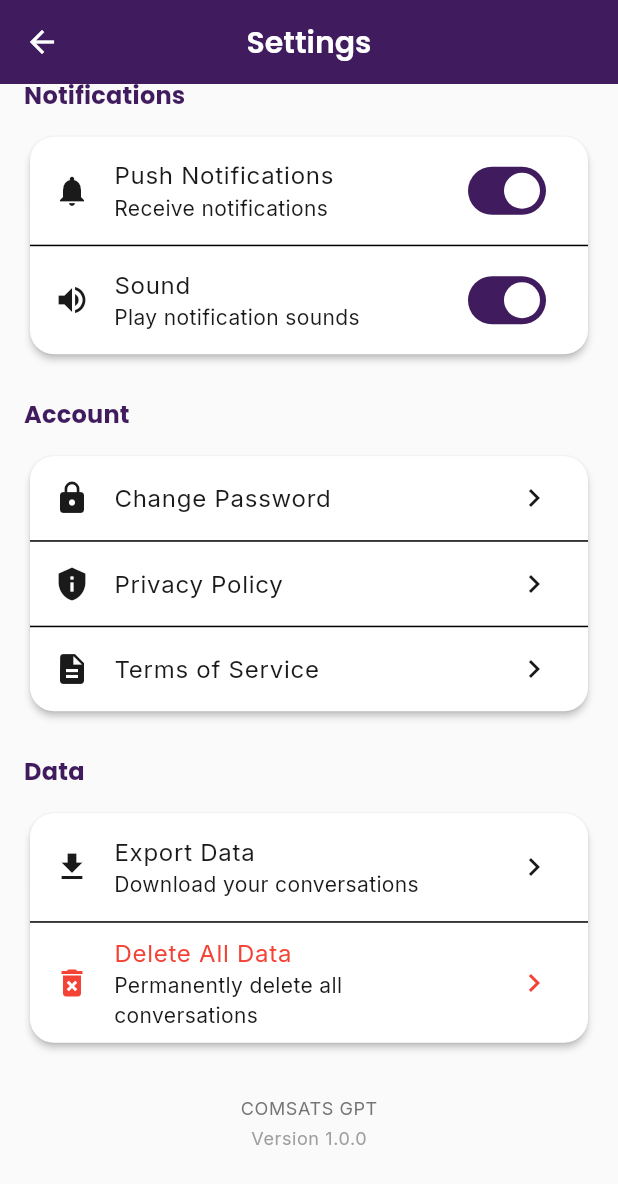
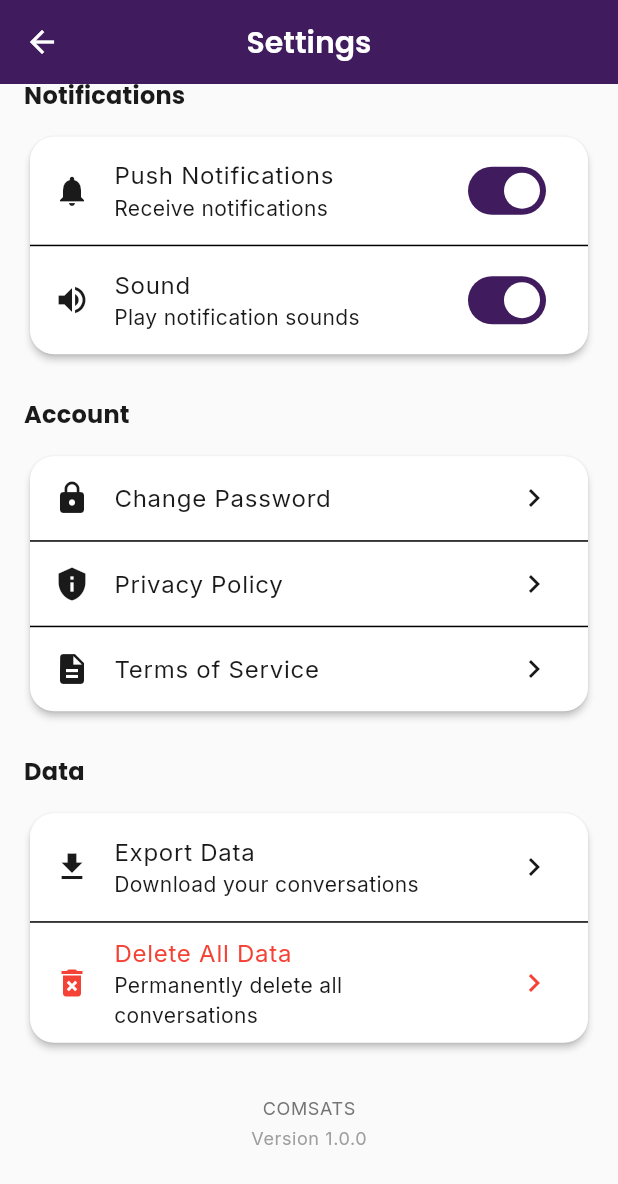
Before and after one commit to Ayan11610/Comsats-AI-Agent, a Flutter app: the SettingsScreen screen opened by its route, scrolled down 576 dp, on a phone screen of 412 x 824 dp. Shown: the top 1184 px of the screen. Run offline on Flutter 3.47's test engine with Material 3 defaults, Android fonts, the phone set to English and light mode, and no system bars; drawn by our look-alikes of flutter_animate; our stand-ins replace flutter_markdown, flutter_riverpod, go_router, google_fonts.

Commit message:
fix/dark_mode_text_fixes

```diff
--- a/lib/features/auth/presentation/screens/splash_screen.dart
+++ b/lib/features/auth/presentation/screens/splash_screen.dart
@@ -50,7 +50,7 @@ class _SplashScreenState extends State<SplashScreen> {
 
             // App Title
             Text(
-              'COMSATS GPT',
+              'COMSATS',
               style: Theme.of(context).textTheme.displaySmall?.copyWith(
                     color: Colors.white,
                     fontWeight: FontWeight.bold,
@@ -70,7 +70,8 @@ class _SplashScreenState extends State<SplashScreen> {
 
             // Subtitle
             Text(
-              'Your AI Academic Assistant',
+              'The Official COMSATS AI agent to help students out',
+              textAlign: TextAlign.center,
               style: Theme.of(context).textTheme.bodyLarge?.copyWith(
                     color: Colors.white.withOpacity(0.9),
                     letterSpacing: 0.5,
--- a/lib/features/chat/presentation/screens/chat_screen.dart
+++ b/lib/features/chat/presentation/screens/chat_screen.dart
@@ -80,7 +80,7 @@ class _ChatScreenState extends ConsumerState<ChatScreen> {
     final lowerMessage = userMessage.toLowerCase();
 
     if (lowerMessage.contains('hello') || lowerMessage.contains('hi')) {
-      return '''Hello! I'm COMSATS GPT, your AI academic assistant. How can I help you with your studies today?
+      return '''Hello! I'm COMSATS, your AI academic assistant. How can I help you with your studies today?
 
 I can assist you with:
 - Course concepts and explanations
--- a/lib/features/chat/presentation/screens/home_screen.dart
+++ b/lib/features/chat/presentation/screens/home_screen.dart
@@ -36,7 +36,7 @@ class _HomeScreenState extends ConsumerState<HomeScreen> {
 
     return Scaffold(
       appBar: AppBar(
-        title: const Text('COMSATS GPT'),
+        title: const Text('COMSATS'),
         actions: [
           IconButton(
             icon: const Icon(Icons.search),
--- a/lib/features/chat/presentation/screens/settings_screen.dart
+++ b/lib/features/chat/presentation/screens/settings_screen.dart
@@ -77,7 +77,6 @@ class _SettingsScreenState extends ConsumerState<SettingsScreen> {
           Text(
             'Appearance',
             style: Theme.of(context).textTheme.titleMedium?.copyWith(
-                  color: Theme.of(context).colorScheme.primary,
                   fontWeight: FontWeight.bold,
                 ),
           )
@@ -132,7 +131,6 @@ class _SettingsScreenState extends ConsumerState<SettingsScreen> {
           Text(
             'Notifications',
             style: Theme.of(context).textTheme.titleMedium?.copyWith(
-                  color: Theme.of(context).colorScheme.primary,
                   fontWeight: FontWeight.bold,
                 ),
           )
@@ -175,7 +173,6 @@ class _SettingsScreenState extends ConsumerState<SettingsScreen> {
           Text(
             'Account',
             style: Theme.of(context).textTheme.titleMedium?.copyWith(
-                  color: Theme.of(context).colorScheme.primary,
                   fontWeight: FontWeight.bold,
                 ),
           )
@@ -225,7 +222,6 @@ class _SettingsScreenState extends ConsumerState<SettingsScreen> {
           Text(
             'Data',
             style: Theme.of(context).textTheme.titleMedium?.copyWith(
-                  color: Theme.of(context).colorScheme.primary,
                   fontWeight: FontWeight.bold,
                 ),
           )
@@ -272,7 +268,7 @@ class _SettingsScreenState extends ConsumerState<SettingsScreen> {
             child: Column(
               children: [
                 Text(
-                  'COMSATS GPT',
+                  'COMSATS',
                   style: Theme.of(context).textTheme.bodySmall?.copyWith(
                         color: Colors.grey.shade600,
                       ),
--- a/lib/main.dart
+++ b/lib/main.dart
@@ -29,7 +29,7 @@ class MyApp extends ConsumerWidget {
 
     return MaterialApp.router(
       // App title shown in task switcher
-      title: 'COMSATS GPT',
+      title: 'COMSATS',
 
       // Remove debug banner in top-right corner
       debugShowCheckedModeBanner: false,
```
